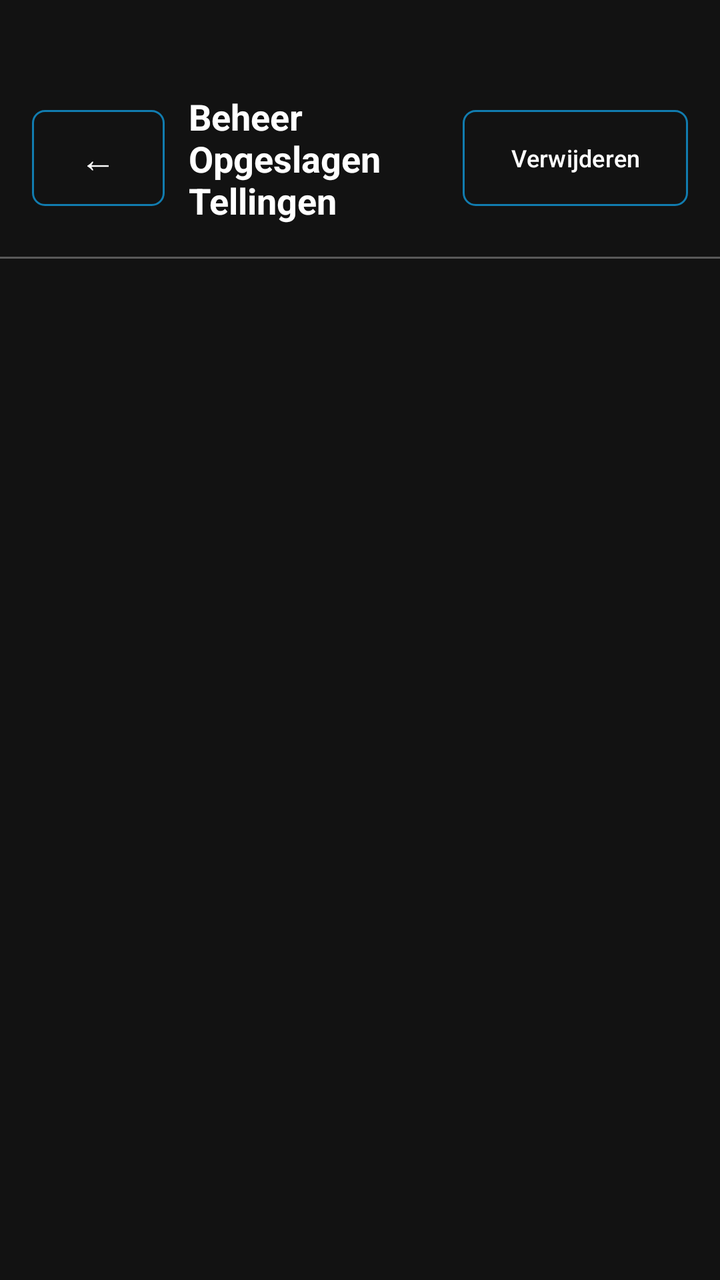
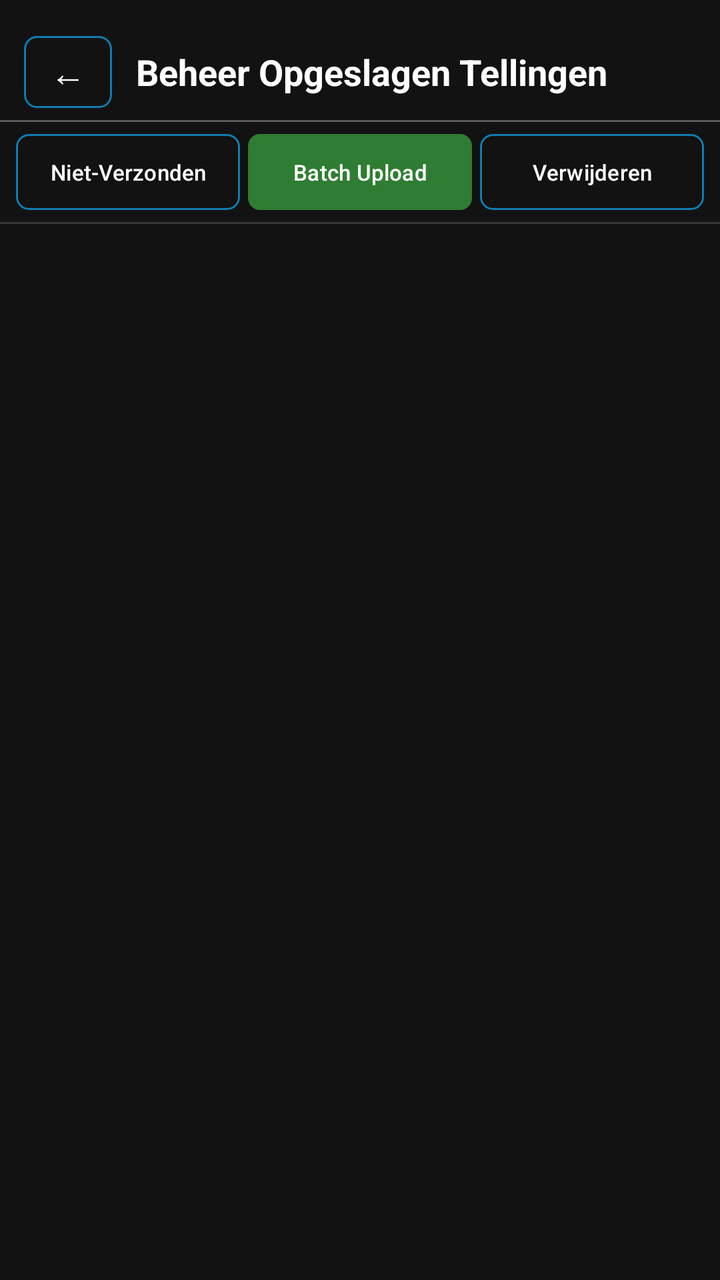

Before-and-after screenshots of an Android layout around one commit, followed by the original layout XML and the change that was made.
<!-- AndroidManifest.xml: application theme Theme.VT5.Dark -->
<!-- res/layout/scherm_telling_beheer.xml -->
<?xml version="1.0" encoding="utf-8"?>
<LinearLayout xmlns:android="http://schemas.android.com/apk/res/android"
    android:fitsSystemWindows="true"
    xmlns:app="http://schemas.android.com/apk/res-auto"
    android:id="@+id/root"
    android:layout_width="match_parent"
    android:layout_height="match_parent"
    android:background="@color/vt5_black"
    android:orientation="vertical"
    android:paddingTop="30dp"
    android:paddingBottom="40dp">

    
    <LinearLayout
        android:layout_width="match_parent"
        android:layout_height="wrap_content"
        android:gravity="center_vertical"
        android:orientation="horizontal"
        android:padding="16dp">

        <com.google.android.material.button.MaterialButton
            android:id="@+id/btnTerug"
            style="@style/Widget.VT5.Button.Outlined"
            android:layout_width="wrap_content"
            android:layout_height="wrap_content"
            android:minWidth="48dp"
            android:text="←"
            android:textSize="18sp" />

        <TextView
            android:id="@+id/tvTitel"
            android:layout_width="0dp"
            android:layout_height="wrap_content"
            android:layout_marginStart="12dp"
            android:layout_weight="1"
            android:text="@string/beheer_titel"
            android:textColor="@color/vt5_on_surface"
            android:textSize="18sp"
            android:textStyle="bold" />

        <com.google.android.material.button.MaterialButton
            android:id="@+id/btnDeleteSelected"
            style="@style/Widget.VT5.Button.Outlined"
            android:layout_width="wrap_content"
            android:layout_height="wrap_content"
            android:layout_marginStart="8dp"
            android:enabled="false"
            android:text="@string/beheer_verwijderen"
            android:textSize="12sp"
            app:strokeColor="@color/vt5_red" />
    </LinearLayout>

    
    <View
        android:layout_width="match_parent"
        android:layout_height="1dp"
        android:alpha="0.3"
        android:background="@color/vt5_on_surface" />

    
    <FrameLayout
        android:id="@+id/contentFrame"
        android:layout_width="match_parent"
        android:layout_height="0dp"
        android:layout_weight="1">

        
        <LinearLayout
            android:id="@+id/layoutList"
            android:layout_width="match_parent"
            android:layout_height="match_parent"
            android:orientation="vertical"
            android:visibility="visible">

            
            <TextView
                android:id="@+id/tvLoading"
                android:layout_width="match_parent"
                android:layout_height="wrap_content"
                android:padding="16dp"
                android:text="@string/beheer_laden"
                android:textColor="@color/vt5_on_surface"
                android:textSize="14sp"
                android:visibility="gone" />

            
            <TextView
                android:id="@+id/tvEmpty"
                android:layout_width="match_parent"
                android:layout_height="wrap_content"
                android:padding="16dp"
                android:text="@string/beheer_geen_tellingen"
                android:textColor="@color/vt5_on_surface"
                android:textSize="14sp"
                android:visibility="gone" />

            
            <androidx.recyclerview.widget.RecyclerView
                android:id="@+id/rvTellingen"
                android:layout_width="match_parent"
                android:layout_height="match_parent"
                android:clipToPadding="false"
                android:padding="8dp" />
        </LinearLayout>

        
        <ScrollView
            android:id="@+id/layoutDetail"
            android:layout_width="match_parent"
            android:layout_height="match_parent"
            android:visibility="gone">

            <LinearLayout
                android:layout_width="match_parent"
                android:layout_height="wrap_content"
                android:orientation="vertical"
                android:padding="16dp">

                
                <com.google.android.material.card.MaterialCardView
                    android:layout_width="match_parent"
                    android:layout_height="wrap_content"
                    android:layout_marginBottom="16dp"
                    app:cardBackgroundColor="@color/vt5_dark_gray"
                    app:cardCornerRadius="8dp"
                    app:strokeColor="@color/vt5_light_blue"
                    app:strokeWidth="1dp">

                    <LinearLayout
                        android:layout_width="match_parent"
                        android:layout_height="wrap_content"
                        android:orientation="vertical"
                        android:padding="12dp">

                        <TextView
                            android:id="@+id/tvDetailFilename"
                            android:layout_width="match_parent"
                            android:layout_height="wrap_content"
                            android:textColor="@color/vt5_on_surface"
                            android:textSize="14sp"
                            android:textStyle="bold" />

                        <TextView
                            android:id="@+id/tvDetailInfo"
                            android:layout_width="match_parent"
                            android:layout_height="wrap_content"
                            android:layout_marginTop="4dp"
                            android:textColor="@color/vt5_light_gray"
                            android:textSize="12sp" />

                        <TextView
                            android:id="@+id/tvDetailTelpost"
                            android:layout_width="match_parent"
                            android:layout_height="wrap_content"
                            android:layout_marginTop="4dp"
                            android:textColor="@color/vt5_light_gray"
                            android:textSize="12sp" />
                    </LinearLayout>
                </com.google.android.material.card.MaterialCardView>

                
                <TextView
                    android:layout_width="match_parent"
                    android:layout_height="wrap_content"
                    android:layout_marginBottom="8dp"
                    android:text="Acties"
                    android:textColor="@color/vt5_on_surface"
                    android:textSize="16sp"
                    android:textStyle="bold" />

                <com.google.android.material.button.MaterialButton
                    android:id="@+id/btnMetadataBewerken"
                    style="@style/Widget.VT5.Button.Outlined"
                    android:layout_width="match_parent"
                    android:layout_height="wrap_content"
                    android:layout_marginBottom="8dp"
                    android:text="@string/beheer_metadata_bewerken"
                    android:textSize="14sp" />

                <com.google.android.material.button.MaterialButton
                    android:id="@+id/btnRecordToevoegen"
                    style="@style/Widget.VT5.Button.Outlined"
                    android:layout_width="match_parent"
                    android:layout_height="wrap_content"
                    android:layout_marginBottom="8dp"
                    android:text="@string/beheer_record_toevoegen"
                    android:textSize="14sp" />

                <com.google.android.material.button.MaterialButton
                    android:id="@+id/btnOpslaan"
                    style="@style/Widget.VT5.Button"
                    android:layout_width="match_parent"
                    android:layout_height="wrap_content"
                    android:layout_marginBottom="8dp"
                    android:text="@string/beheer_opslaan"
                    android:textSize="14sp" />

                <com.google.android.material.button.MaterialButton
                    android:id="@+id/btnTellingVerwijderen"
                    style="@style/Widget.VT5.Button.Outlined"
                    android:layout_width="match_parent"
                    android:layout_height="wrap_content"
                    android:layout_marginBottom="16dp"
                    android:text="Telling verwijderen"
                    android:textSize="14sp"
                    app:strokeColor="@color/vt5_red" />

                
                <TextView
                    android:layout_width="match_parent"
                    android:layout_height="wrap_content"
                    android:layout_marginBottom="8dp"
                    android:text="Records"
                    android:textColor="@color/vt5_on_surface"
                    android:textSize="16sp"
                    android:textStyle="bold" />

                <androidx.recyclerview.widget.RecyclerView
                    android:id="@+id/rvRecords"
                    android:layout_width="match_parent"
                    android:layout_height="wrap_content"
                    android:nestedScrollingEnabled="false" />

            </LinearLayout>
        </ScrollView>

    </FrameLayout>

</LinearLayout>
<!-- resources referenced by this layout -->
<resources>
  <color name="vt5_black">#121212</color>
  <color name="vt5_dark_gray">#1E1E1E</color>
  <color name="vt5_light_blue">#117CAF</color>
  <color name="vt5_light_gray">#5D748C</color>
  <color name="vt5_on_surface">@color/popup_bg_wit</color>
  <color name="vt5_red">#FF042F</color>
  <string name="beheer_geen_tellingen">Geen opgeslagen tellingen gevonden</string>
  <string name="beheer_laden">Tellingen laden…</string>
  <string name="beheer_metadata_bewerken">Metadata bewerken</string>
  <string name="beheer_opslaan">Wijzigingen opslaan</string>
  <string name="beheer_record_toevoegen">Record toevoegen</string>
  <string name="beheer_titel">Beheer Opgeslagen Tellingen</string>
  <string name="beheer_verwijderen">Verwijderen</string>
  <style name="Widget.VT5.Button" parent="Widget.Material3.Button">
          
          <item name="cornerRadius">@dimen/vt5_btn_corner</item>
          <item name="android:insetLeft">0dp</item>
          <item name="android:insetRight">0dp</item>
          <item name="android:insetTop">0dp</item>
          <item name="android:insetBottom">0dp</item>
          <item name="iconPadding">8dp</item>
          <item name="android:minHeight">48dp</item>
  
          
          <item name="backgroundTint">@color/vt5_light_blue</item>
          <item name="android:textColor">@color/vt5_white</item>
          <item name="rippleColor">?attr/colorPrimaryContainer</item>
  
          
          <item name="strokeColor">@color/vt5_light_gray</item>
          <item name="strokeWidth">0dp</item>
      </style>
  <color name="popup_bg_wit">#FFFFFFFF</color>
  <dimen name="vt5_btn_corner">6dp</dimen>
  <color name="vt5_white">#FFFFFF</color>
  <!-- drawable vt5_btn_selector (drawable) -->
  <?xml version="1.0" encoding="utf-8"?>
  <selector xmlns:android="http://schemas.android.com/apk/res/android">
  
      
      <item android:state_checked="true" android:drawable="@drawable/vt5_btn_checked" />
  
      
      <item android:state_pressed="true" android:drawable="@drawable/vt5_btn_pressed" />
  
      
      <item android:drawable="@drawable/vt5_btn_unchecked" />
  </selector>
  <dimen name="vt5_btn_stroke">1dp</dimen>
  <style name="ThemeOverlay.VT5.MaterialAlertDialog" parent="ThemeOverlay.Material3.MaterialAlertDialog">
          <item name="buttonBarPositiveButtonStyle">@style/Widget.VT5.AlertDialog.Button</item>
          <item name="buttonBarNegativeButtonStyle">@style/Widget.VT5.AlertDialog.Button</item>
          <item name="buttonBarNeutralButtonStyle">@style/Widget.VT5.AlertDialog.Button</item>
      </style>
  <!-- drawable vt5_btn_checked (drawable) -->
  <?xml version="1.0" encoding="utf-8"?>
  <shape xmlns:android="http://schemas.android.com/apk/res/android" android:shape="rectangle">
      
      <solid android:color="@color/vt5_light_blue" />
      
      <corners android:radius="@dimen/vt5_btn_corner" />
      
      <padding android:left="8dp" android:top="6dp" android:right="8dp" android:bottom="6dp" />
  </shape>
  <!-- drawable vt5_btn_pressed (drawable) -->
  <?xml version="1.0" encoding="utf-8"?>
  <shape xmlns:android="http://schemas.android.com/apk/res/android" android:shape="rectangle">
      
      <solid android:color="@color/vt5_light_blue" />
      <corners android:radius="@dimen/vt5_btn_corner" />
      <padding android:left="8dp" android:top="6dp" android:right="8dp" android:bottom="6dp" />
  </shape>
  <!-- drawable vt5_btn_unchecked (drawable) -->
  <?xml version="1.0" encoding="utf-8"?>
  <shape xmlns:android="http://schemas.android.com/apk/res/android" android:shape="rectangle">
      
      <solid android:color="@color/vt5_black" />
      
      <stroke android:width="@dimen/vt5_btn_stroke" android:color="@color/vt5_light_blue" />
      <corners android:radius="@dimen/vt5_btn_corner" />
      <padding android:left="8dp" android:top="6dp" android:right="8dp" android:bottom="6dp" />
  </shape>
  <style name="Widget.VT5.AlertDialog.Button" parent="Widget.Material3.Button.TextButton.Dialog">
          <item name="android:textColor">@color/vt5_white</item>
      </style>
  <!-- unchanged entries left out for length: 2 -->
</resources>

<!-- the commit's change to res/layout/scherm_telling_beheer.xml (unified diff, before → after) -->
@@ -7,23 +7,25 @@
     android:layout_height="match_parent"
     android:background="@color/vt5_black"
     android:orientation="vertical"
-    android:paddingTop="30dp"
-    android:paddingBottom="40dp">
+    android:paddingTop="12dp"
+    android:paddingBottom="16dp">
 
     
     <LinearLayout
         android:layout_width="match_parent"
-        android:layout_height="wrap_content"
+        android:layout_height="48dp"
         android:gravity="center_vertical"
         android:orientation="horizontal"
-        android:padding="16dp">
+        android:paddingStart="12dp"
+        android:paddingEnd="12dp">
 
         <com.google.android.material.button.MaterialButton
             android:id="@+id/btnTerug"
             style="@style/Widget.VT5.Button.Outlined"
             android:layout_width="wrap_content"
-            android:layout_height="wrap_content"
-            android:minWidth="48dp"
+            android:layout_height="36dp"
+            android:minWidth="44dp"
+            android:padding="0dp"
             android:text="←"
             android:textSize="18sp" />
 
@@ -37,17 +39,6 @@
             android:textColor="@color/vt5_on_surface"
             android:textSize="18sp"
             android:textStyle="bold" />
-
-        <com.google.android.material.button.MaterialButton
-            android:id="@+id/btnDeleteSelected"
-            style="@style/Widget.VT5.Button.Outlined"
-            android:layout_width="wrap_content"
-            android:layout_height="wrap_content"
-            android:layout_marginStart="8dp"
-            android:enabled="false"
-            android:text="@string/beheer_verwijderen"
-            android:textSize="12sp"
-            app:strokeColor="@color/vt5_red" />
     </LinearLayout>
 
     
@@ -73,6 +64,60 @@
             android:visibility="visible">
 
             
+            <LinearLayout
+                android:layout_width="match_parent"
+                android:layout_height="wrap_content"
+                android:orientation="horizontal"
+                android:paddingStart="8dp"
+                android:paddingTop="6dp"
+                android:paddingEnd="8dp"
+                android:paddingBottom="6dp"
+                android:gravity="center_vertical">
+
+                <com.google.android.material.button.MaterialButton
+                    android:id="@+id/btnSelectUnsent"
+                    style="@style/Widget.VT5.Button.Outlined"
+                    android:layout_width="0dp"
+                    android:layout_height="38dp"
+                    android:layout_weight="1"
+                    android:layout_marginEnd="4dp"
+                    android:padding="0dp"
+                    android:text="Niet-Verzonden"
+                    android:textSize="11sp" />
+
+                <com.google.android.material.button.MaterialButton
+                    android:id="@+id/btnUploadSelected"
+                    style="@style/Widget.VT5.Button"
+                    android:layout_width="0dp"
+                    android:layout_height="38dp"
+                    android:layout_weight="1"
+                    android:layout_marginEnd="4dp"
+                    android:enabled="false"
+                    android:padding="0dp"
+                    android:text="Batch Upload"
+                    android:textSize="11sp"
+                    app:backgroundTint="#2E7D32" />
+
+                <com.google.android.material.button.MaterialButton
+                    android:id="@+id/btnDeleteSelected"
+                    style="@style/Widget.VT5.Button.Outlined"
+                    android:layout_width="0dp"
+                    android:layout_height="38dp"
+                    android:layout_weight="1"
+                    android:enabled="false"
+                    android:padding="0dp"
+                    android:text="@string/beheer_verwijderen"
+                    android:textSize="11sp"
+                    app:strokeColor="@color/vt5_red" />
+            </LinearLayout>
+
+            <View
+                android:layout_width="match_parent"
+                android:layout_height="1dp"
+                android:alpha="0.15"
+                android:background="@color/vt5_on_surface" />
+
+            
             <TextView
                 android:id="@+id/tvLoading"
                 android:layout_width="match_parent"
@@ -100,7 +145,7 @@
                 android:layout_width="match_parent"
                 android:layout_height="match_parent"
                 android:clipToPadding="false"
-                android:padding="8dp" />
+                android:padding="4dp" />
         </LinearLayout>
 
         
@@ -169,6 +214,16 @@
                     android:textStyle="bold" />
 
                 <com.google.android.material.button.MaterialButton
+                    android:id="@+id/btnHeropenenTelling"
+                    style="@style/Widget.VT5.Button"
+                    android:layout_width="match_parent"
+                    android:layout_height="wrap_content"
+                    android:layout_marginBottom="8dp"
+                    android:text="↺ Telling Heropenen &amp; Hervatten"
+                    android:textSize="14sp"
+                    app:backgroundTint="#2E7D32" />
+
+                <com.google.android.material.button.MaterialButton
                     android:id="@+id/btnMetadataBewerken"
                     style="@style/Widget.VT5.Button.Outlined"
                     android:layout_width="match_parent"
